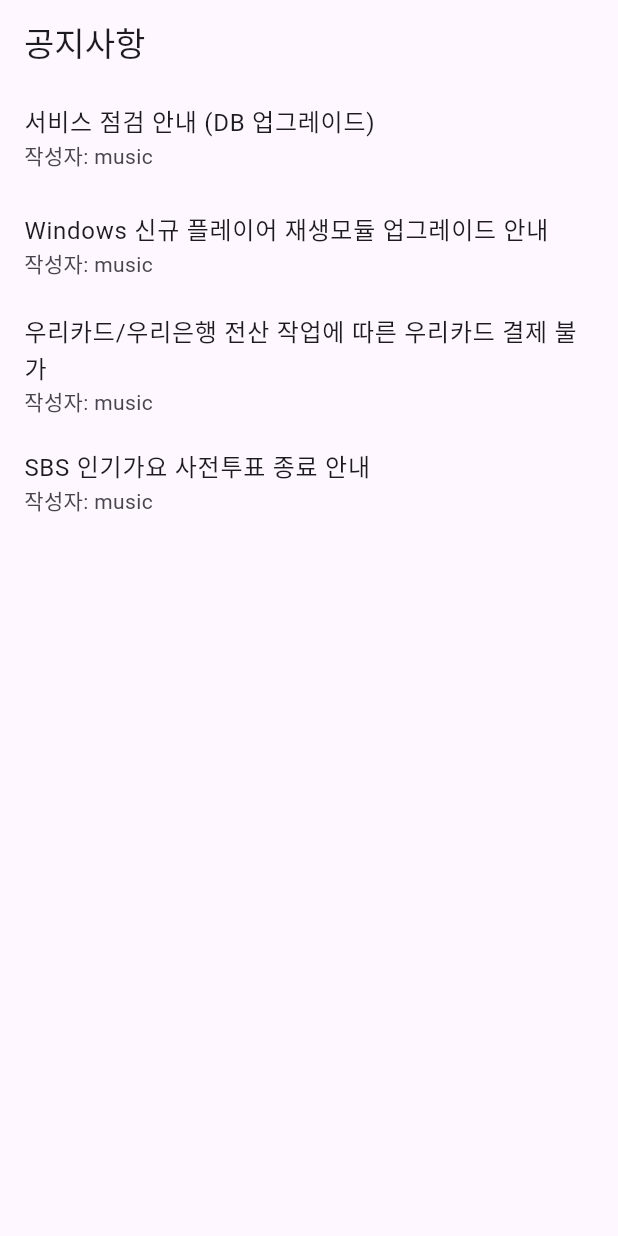
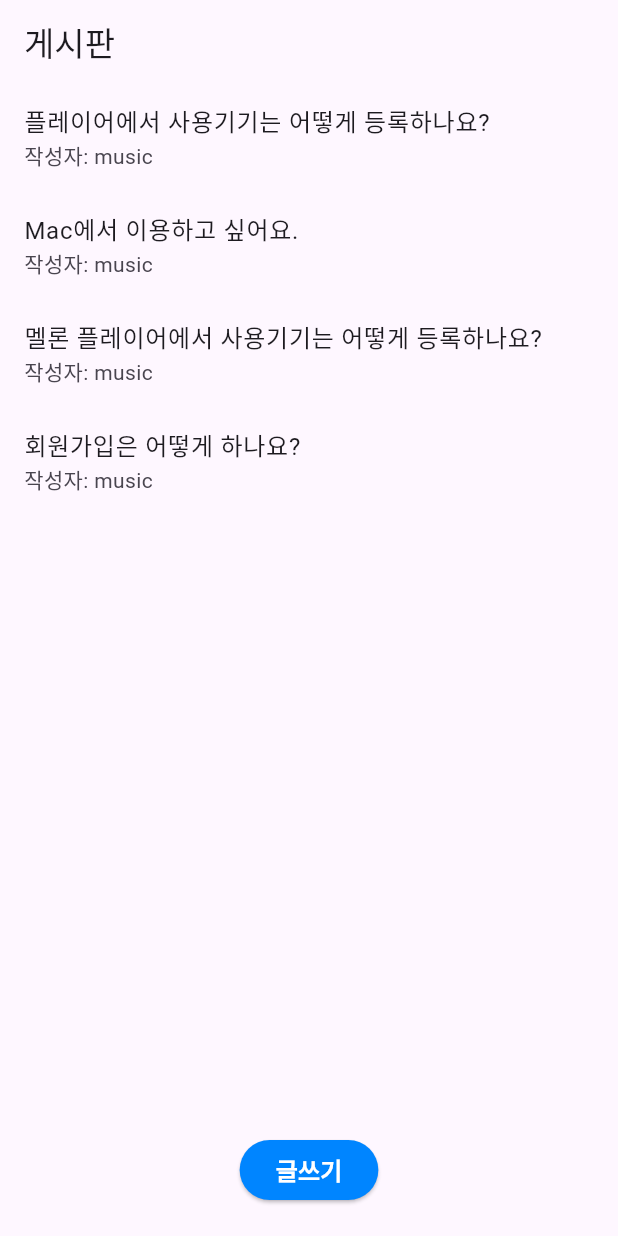
Before and after one commit to ljy3852/Trio, a Flutter app: the screen it shows after launch, item 4 of the bottom bar chosen, after a tap on "공지사항", on a phone screen of 412 x 824 dp. Run offline on Flutter 3.47's test engine with Material 3 defaults, Android fonts, the phone set to English and light mode, and no system bars; our stand-ins replace cloud_firestore, dio, firebase_core, freezed_annotation; missing offline and left inert: kakao_flutter_sdk_user; accounts and stored records are empty; generated files the repository leaves out were written again.

```diff
--- a/lib/bottombar/board.dart
+++ b/lib/bottombar/board.dart
@@ -1,4 +1,6 @@
 import 'package:flutter/material.dart';
+
+import 'csc.dart';
 
 void main() {
   runApp(Board());
@@ -8,10 +10,10 @@
   @override
   Widget build(BuildContext context) {
     return MaterialApp(
-      title: '공지사항',
+      title: '게시판',
       home: Scaffold(
         appBar: AppBar(
-          title: Text('공지사항'),
+          title: Text('게시판'),
         ),
         body: NoticeList(),
       ),
@@ -21,16 +23,19 @@
 
 class NoticeList extends StatelessWidget {
   final List<Map<String, dynamic>> notices = [
-    {"bno": 1, "title": "서비스 점검 안내 (DB 업그레이드)", "writer": "music"},
-    {"bno": 2, "title": "Windows 신규 플레이어 재생모듈 업그레이드 안내", "writer": "music"},
-    {"bno": 3, "title": "우리카드/우리은행 전산 작업에 따른 우리카드 결제 불가", "writer": "music"},
-    {"bno": 4, "title": "SBS 인기가요 사전투표 종료 안내", "writer": "music"},
+    {"bno": 1, "title": "플레이어에서 사용기기는 어떻게 등록하나요?", "writer": "music"},
+    {"bno": 2, "title": "Mac에서 이용하고 싶어요.", "writer": "music"},
+    {"bno": 3, "title": "멜론 플레이어에서 사용기기는 어떻게 등록하나요?", "writer": "music"},
+    {"bno": 4, "title": "회원가입은 어떻게 하나요?", "writer": "music"},
     // 여기에 필요한 만큼 공지사항을 추가할 수 있습니다.
   ];
 
   @override
   Widget build(BuildContext context) {
-    return ListView.builder(
+    return Column(
+      children: [
+        Expanded(
+          child: ListView.builder(
             itemCount: notices.length,
             itemBuilder: (context, index) {
               final notice = notices[index];
@@ -48,6 +53,30 @@
                 },
               );
             },
+          ),
+        ),
+
+        Padding(
+          padding: const EdgeInsets.fromLTRB(0, 0, 0, 20),
+          child: ElevatedButton(
+            onPressed: () {
+              Navigator.push(
+                  context, MaterialPageRoute(builder: (context) => Csc()));
+            },
+            style: ElevatedButton.styleFrom(
+              backgroundColor: Color(0xff0085FF)
+            ),
+            child: Text(
+              '글쓰기',
+              style: TextStyle(
+                fontSize: 16,
+                fontWeight: FontWeight.bold,
+                color: Colors.white,
+              ),
+            ),
+          ),
+        ),
+      ],
     );
   }
 }
```
Also changed, not shown: lib/bottombar/csc.dart (+6 -26 lines), lib/login/login1.dart (+33 -8 lines), lib/model/login_model.dart (added, +17 -0 lines), pubspec.yaml (+12 -1 lines), pubspec.lock. Lines whose indentation alone changed are shown as unchanged.
